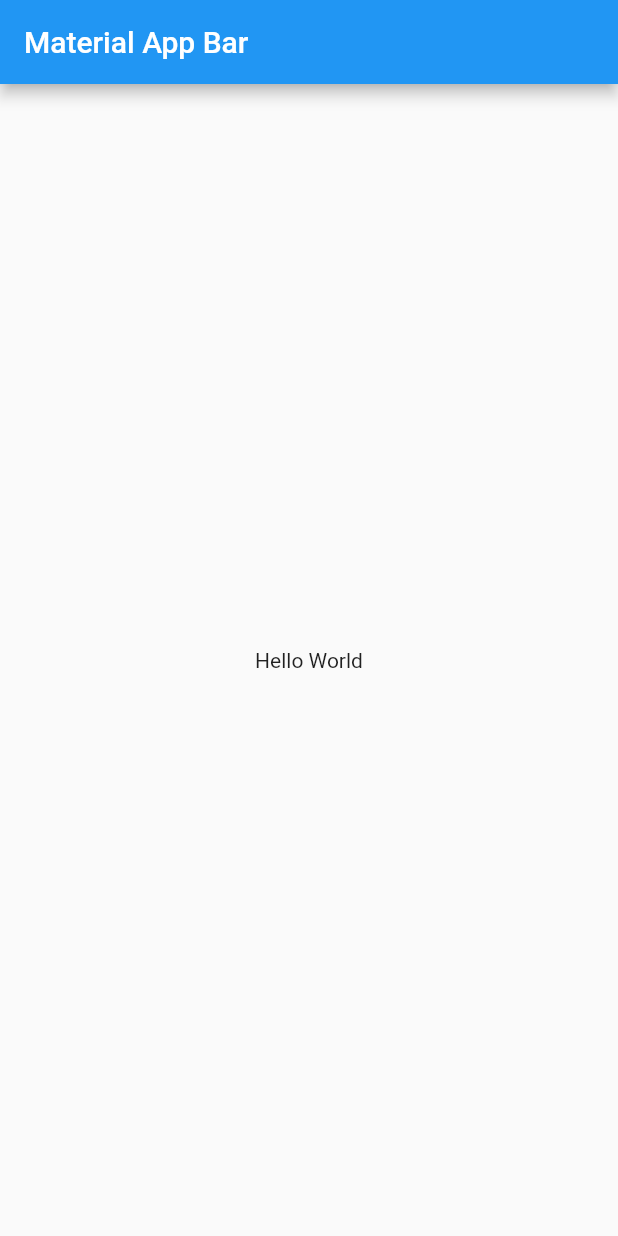
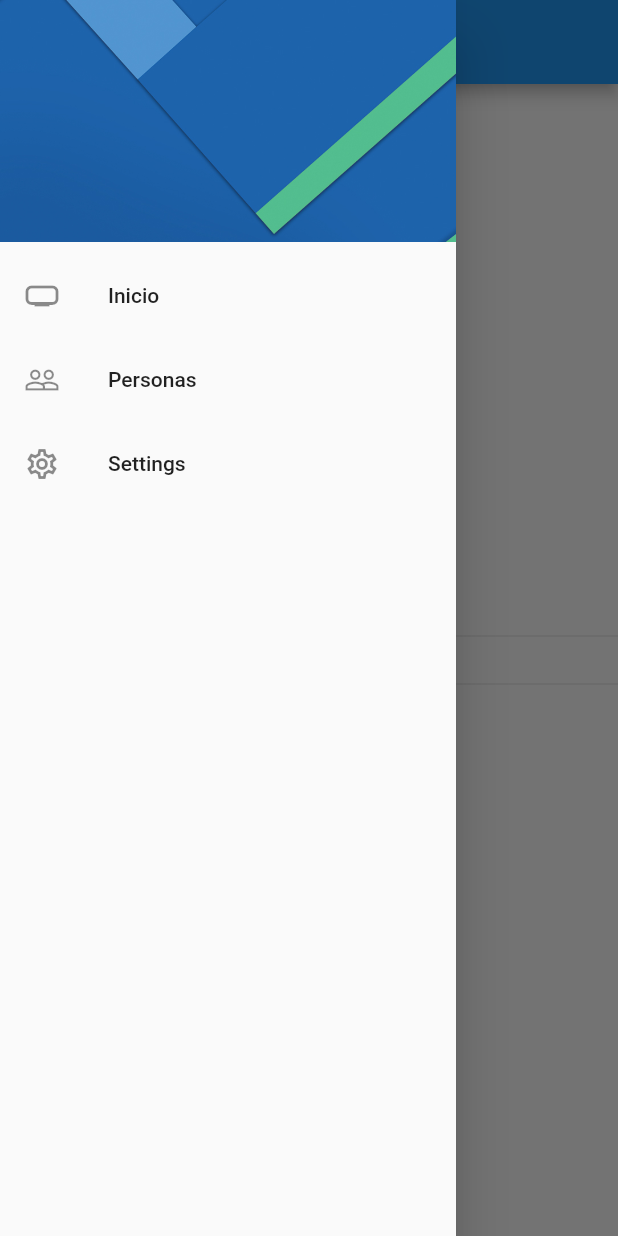
Before and after one commit to edwalpca/preferences_app, a Flutter app: the screen it shows after launch, with the side drawer open (before the commit the screen has no drawer), on a phone screen of 412 x 824 dp. Run offline on Flutter 3.47's test engine with Material 2 defaults, Android fonts, the phone set to English and light mode, and no system bars.

Commit message:
Maquetado de la pantalla antes de darle movimiento con los controles

```diff
--- a/lib/main.dart
+++ b/lib/main.dart
@@ -1,23 +1,26 @@
 import 'package:flutter/material.dart';
+import 'package:tsw_preferences_app/screens/screens_export.dart';
+
 
 void main() => runApp(const MyApp());
 
 class MyApp extends StatelessWidget {
-
   const MyApp({super.key});
 
   @override
   Widget build(BuildContext context) {
     return MaterialApp(
       title: 'Material App',
-      home: Scaffold(
-        appBar: AppBar(
-          title: const Text('Material App Bar'),
-        ),
-        body: const Center(
-          child: Text('Hello World'),
-        ),
-      ),
+      //Ruta Principal
+      initialRoute: HomeScreen.routerName,
+      routes: {
+
+        HomeScreen.routerName     : ( _ ) => const HomeScreen(),
+        SettingScreen.routerName  : ( _ ) => const SettingScreen(),
+        PeopleScreen.routerName   : ( _ ) => const PeopleScreen(),
+
+      },
+
     );
   }
 }
--- /dev/null
+++ b/lib/screens/home_screen.dart
@@ -0,0 +1,35 @@
+import 'package:flutter/material.dart';
+import 'package:tsw_preferences_app/widgets/widgets_export.dart';
+
+
+class HomeScreen extends StatelessWidget {
+
+
+
+  // Utilizado para el Manejo de Pantalla con nombres estaticos
+  // dentro del App, la declaro como una constante stattica porque nunca va a cambiar,
+  static const String routerName = 'Home';
+
+  const HomeScreen({Key? key}) : super(key: key);
+  @override
+  Widget build(BuildContext context) {
+
+    return Scaffold(
+       appBar: AppBar(
+       title: const Text('Home Screen Page')),
+       drawer: const SideMenu(),
+      body: Column(
+        mainAxisAlignment: MainAxisAlignment.center,
+        children: const [
+
+          Text('Dark Mode: '),
+          Divider(),
+          Text('Genero: '),
+          Divider(),
+          Text('Nombre Usuario: ')
+
+        ],
+      )
+   );
+  }
+}
--- /dev/null
+++ b/lib/screens/screens_export.dart
@@ -0,0 +1,6 @@
+
+//Expongo mis paginas mediante este archivo para que unicamente sea llamado
+// y que que tenga acceso a todoos los recursos de pantalla.
+export 'package:tsw_preferences_app/screens/people_screen.dart';
+export 'package:tsw_preferences_app/screens/home_screen.dart';
+export 'package:tsw_preferences_app/screens/settings_scren.dart';
--- /dev/null
+++ b/lib/widgets/side_menu.dart
@@ -0,0 +1,68 @@
+import 'package:flutter/material.dart';
+import 'package:tsw_preferences_app/screens/screens_export.dart';
+
+class SideMenu extends StatelessWidget {
+  const SideMenu({super.key});
+
+  @override
+  Widget build(BuildContext context) {
+    return Drawer(
+      child: ListView(
+        //Elimna el espacio utilizado entre laparte superriod del telefono
+        // y el header del Drawer.
+        padding: EdgeInsets.zero,
+        children: [
+          //Encabezado del Header
+          // Se crea un nuevo Widget para simplificar el codigo.
+          const _CustomDrawerHeader(),
+
+          ListTile(
+            leading: const Icon(Icons.home_max_outlined),
+            title: const Text('Inicio'),
+            onTap: () {
+              //Navigator.pop(context);
+              Navigator.pushReplacementNamed(context, HomeScreen.routerName);
+            },
+          ),
+          ListTile(
+            leading: const Icon(Icons.people_outline),
+            title: const Text('Personas'),
+            onTap: () {
+              Navigator.pushReplacementNamed(context, PeopleScreen.routerName);
+            },
+          ),
+          ListTile(
+            leading: const Icon(Icons.settings_outlined),
+            title: const Text('Settings'),
+            onTap: () {
+              //Para cerrar el Drawer.
+              //Navigator.pop(context);
+
+              // //Para moverno a otra ventana usamos.
+              Navigator.pushReplacementNamed(context, SettingScreen.routerName);
+
+              // Navigator.pushReplacementNamed(context, SettingScreen.routerName);
+            },
+          )
+        ],
+      ),
+    );
+  }
+}
+
+class _CustomDrawerHeader extends StatelessWidget {
+  const _CustomDrawerHeader({
+    Key? key,
+  }) : super(key: key);
+
+  @override
+  Widget build(BuildContext context) {
+    return DrawerHeader(
+        padding: const EdgeInsets.all(0),
+        child: Container(
+          decoration: const BoxDecoration(
+              image: DecorationImage(
+                  fit: BoxFit.cover, image: AssetImage('assets/menu-img.jpg'))),
+        ));
+  }
+}
--- /dev/null
+++ b/lib/widgets/widgets_export.dart
@@ -0,0 +1 @@
+export 'package:tsw_preferences_app/widgets/side_menu.dart';
--- a/pubspec.yaml
+++ b/pubspec.yaml
@@ -60,9 +60,8 @@ flutter:
   uses-material-design: true
 
   # To add assets to your application, add an assets section, like this:
-  # assets:
-  #   - images/a_dot_burr.jpeg
-  #   - images/a_dot_ham.jpeg
+  assets:
+    - assets/
 
   # An image asset can refer to one or more resolution-specific "variants", see
   # https://flutter.dev/assets-and-images/#resolution-aware
```
Also changed, not shown: lib/screens/people_screen.dart (added, +28 -0 lines), lib/screens/settings_scren.dart (added, +64 -0 lines), assets/menu-img.jpg (added), 1 other file.
